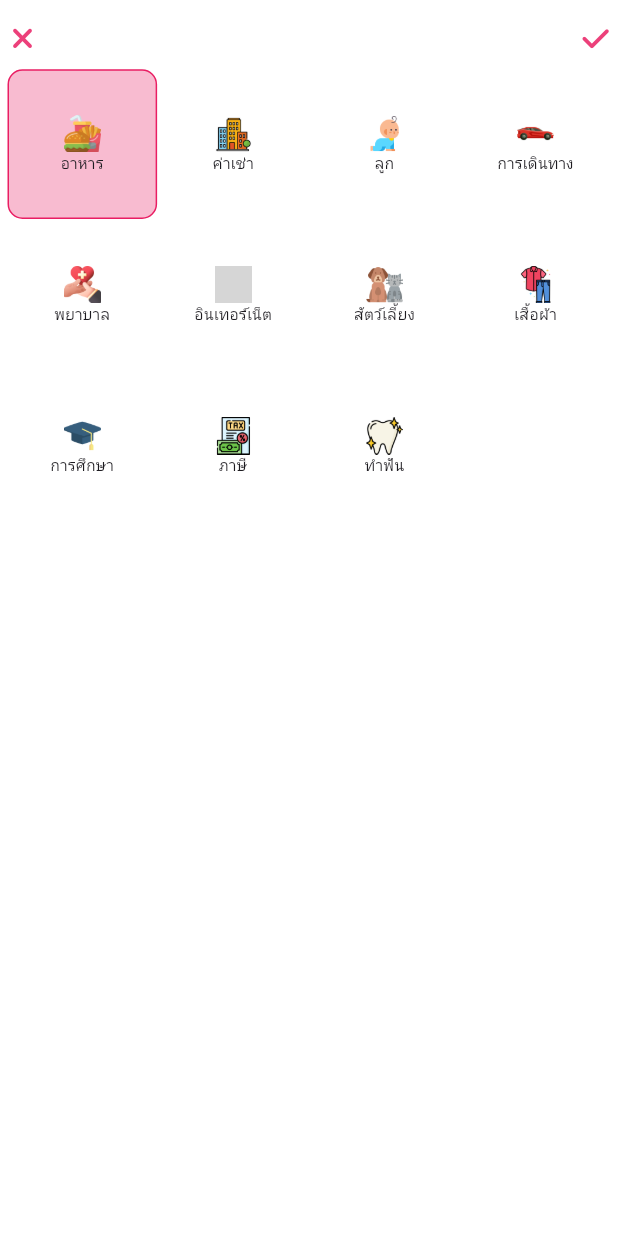
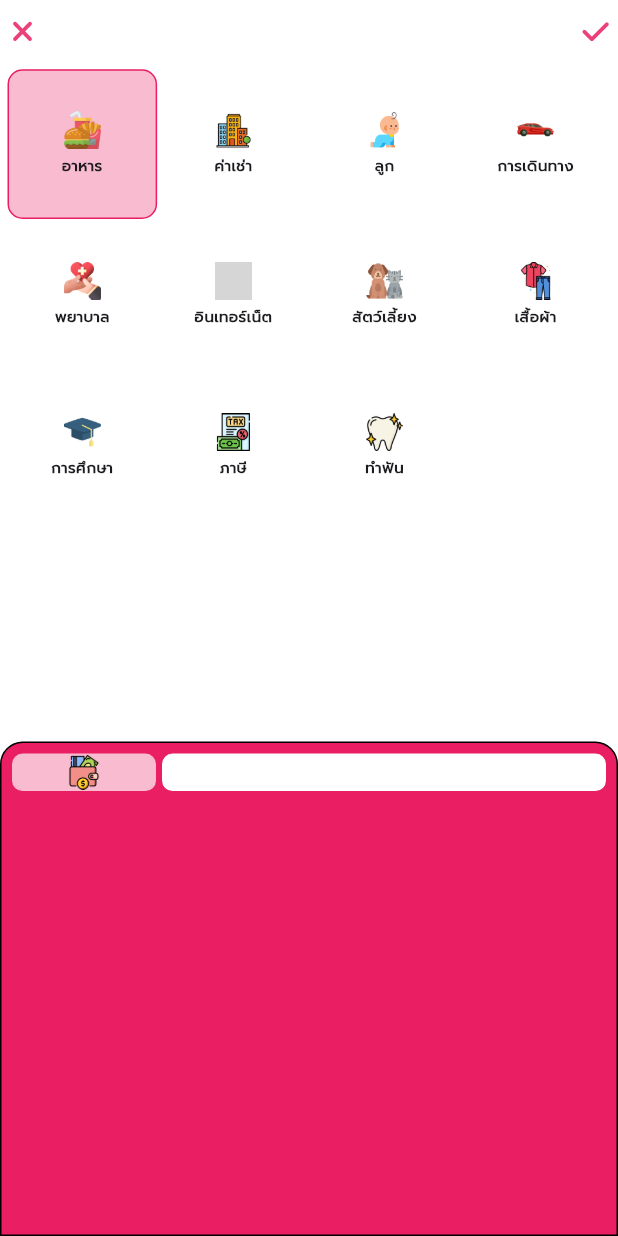
Before and after one commit to sixsixsixzac/srvcgit, a Flutter app: the PopUp screen opened directly, on a phone screen of 412 x 824 dp. Run offline on Flutter 3.47's test engine with Material 3 defaults, Android fonts, the phone set to English and light mode, and no system bars; our stand-ins replace auto_size_text, font_awesome_flutter, quickalert, shared_preferences; accounts and stored records are empty; grey boxes are pictures that could not be loaded.

Commit message:
Mangkorn go to sleep

```diff
--- a/lib/Pages/_AddExpense.dart
+++ b/lib/Pages/_AddExpense.dart
@@ -77,10 +77,10 @@ class _PopUpState extends State<PopUp> {
     return Scaffold(
       backgroundColor: Colors.white,
       body: Container(
-        padding: EdgeInsets.all(5.0),
         child: Column(
           children: [
             Container(
+              padding: EdgeInsets.fromLTRB(5.0, 0.0, 5.0, 0.0),
               height: MediaQuery.of(context).size.height * 0.05,
               child: Row(
                 mainAxisAlignment: MainAxisAlignment.spaceBetween,
@@ -99,9 +99,45 @@ class _PopUpState extends State<PopUp> {
               ),
             ),
             Container(
+              padding: EdgeInsets.all(5.0),
               height: MediaQuery.of(context).size.height * 0.55,
-              width: MediaQuery.of(context).size.height * 1,
               child: generateMenu(),
+            ),
+            Container(
+              height: MediaQuery.of(context).size.height * 0.4,
+              decoration: BoxDecoration(
+                border: Border.all(
+                  width: 1.0,
+                  color: Colors.black
+                ),
+                borderRadius: BorderRadius.only(topLeft: Radius.circular(15.0), topRight: Radius.circular(15.0)),
+                color: Colors.pink
+              ),
+              child: Padding(
+                padding: const EdgeInsets.all(5.0),
+                child: Column(
+                  children: [
+                    Row(
+                      children: [
+                        Expanded(
+                          flex: 1,
+                          child: Padding(
+                            padding: const EdgeInsets.all(2.0),
+                            child: generateBtn(Image.asset('assets/images/icons/wallet.png'), Colors.pink[100]),
+                          ),
+                        ),
+                        Expanded(
+                          flex: 3,
+                          child: Padding(
+                            padding: const EdgeInsets.all(2.0),
+                            child: generateBtn(Text(''), Colors.white),
+                          ),
+                        ),
+                      ],
+                    )
+                  ],
+                ),
+              ),
             )
           ],
         ),
@@ -141,10 +177,13 @@ class _PopUpState extends State<PopUp> {
               mainAxisAlignment: MainAxisAlignment.center,
               children: [
                 options[index]['menuIcon'], // แสดงไอคอน
-              Text(
+                Padding(
+                  padding: const EdgeInsets.only(top: 5),
+                  child: Text(
                     options[index]['menuTextTH'],
                     textAlign: TextAlign.center,
-                style: TextStyle(fontSize: 10.0),
+                    style: const TextStyle(fontSize: 10.0, fontFamily: 'thaifont', fontWeight: FontWeight.bold),
+                  ),
                 ),
               ],
             ),
@@ -153,4 +192,19 @@ class _PopUpState extends State<PopUp> {
       },
     );
   }
+
+  Widget generateBtn (text, background_color) {
+    return Container(
+      decoration: BoxDecoration(
+        border: Border.all(
+          width: 1.0,
+          color: background_color
+        ),
+        borderRadius: BorderRadius.circular(7.0),
+        color: background_color
+      ),
+      child: text,
+      height: 25.0,
+    );
   }
+}
```
Lines whose indentation alone changed are shown as unchanged.
